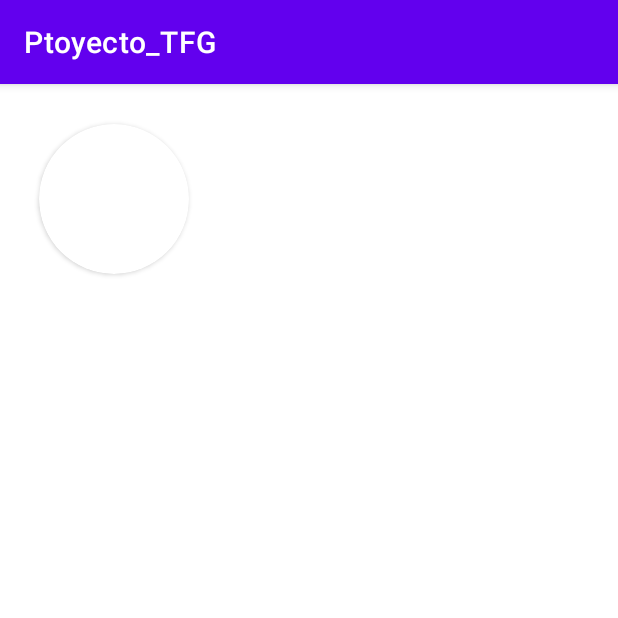
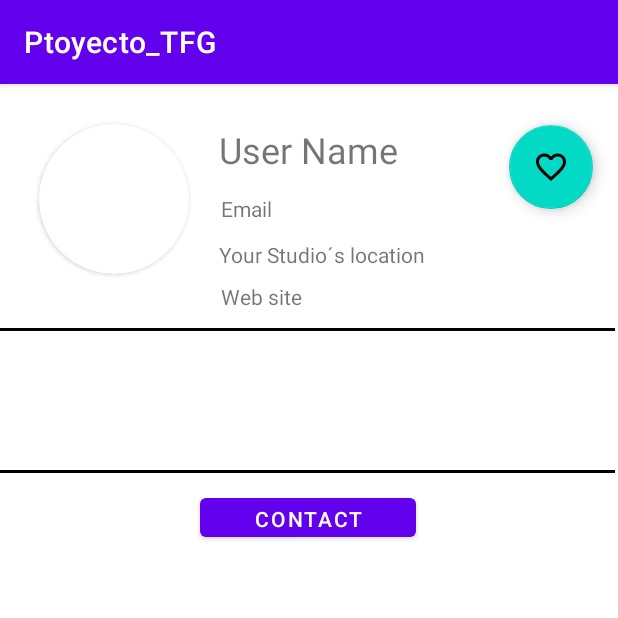
Before and after one commit to ChemaRuiz94/Proyecto, an Android app: the fragment MuroFragment shown on its own in the app's theme, on a phone screen of 412 x 824 dp, the top half of it. Run offline under Robolectric (Android 15) with nearby library versions, the phone set to English and light mode, and no system bars.

Commit message:
Commit - Fav go to Muro 1.0

```diff
--- a/Proyecto_TFG/app/src/main/AndroidManifest.xml
+++ b/Proyecto_TFG/app/src/main/AndroidManifest.xml
@@ -15,6 +15,9 @@
         android:roundIcon="@mipmap/ic_launcher_round"
         android:supportsRtl="true"
         android:theme="@style/Theme.Ptoyecto_TFG">
+        <activity
+            android:name=".activities.ArtistMuroConatinerActivity"
+            android:exported="true" />
         <activity
             android:name=".activities.ListResutlActivity"
             android:exported="true" />
--- /dev/null
+++ b/Proyecto_TFG/app/src/main/java/com/chema/ptoyecto_tfg/activities/ArtistMuroConatinerActivity.kt
@@ -0,0 +1,25 @@
+package com.chema.ptoyecto_tfg.activities
+
+import androidx.appcompat.app.AppCompatActivity
+import android.os.Bundle
+import com.chema.ptoyecto_tfg.R
+import com.chema.ptoyecto_tfg.navigation.basic.ui.muro.MuroFragment
+
+class ArtistMuroConatinerActivity : AppCompatActivity() {
+
+    override fun onCreate(savedInstanceState: Bundle?) {
+        super.onCreate(savedInstanceState)
+        setContentView(R.layout.activity_artist_muro_conatiner)
+
+        goToArtistMuro()
+    }
+
+    private fun goToArtistMuro(){
+        val nextFrag = MuroFragment()
+        this.getSupportFragmentManager().beginTransaction()
+            .replace(R.id.activity_artist_muro_container, nextFrag, "findThisFragment")
+            .addToBackStack(null)
+            .commit()
+    }
+
+}
--- a/Proyecto_TFG/app/src/main/java/com/chema/ptoyecto_tfg/activities/SignUpArtistActivity.kt
+++ b/Proyecto_TFG/app/src/main/java/com/chema/ptoyecto_tfg/activities/SignUpArtistActivity.kt
@@ -186,7 +186,7 @@ class SignUpArtistActivity : AppCompatActivity(), OnMapReadyCallback {
         listRoles.add(rol)
         var listIdFavoritos : ArrayList<String> = ArrayList()
         val cif = edTxtArtistCif.text.toString()
-        var img : String? = null
+        var img : String? = ""
         if(photo != null){
             img = photoSt
         }
--- a/Proyecto_TFG/app/src/main/java/com/chema/ptoyecto_tfg/navigation/basic/ui/muro/MuroFragment.kt
+++ b/Proyecto_TFG/app/src/main/java/com/chema/ptoyecto_tfg/navigation/basic/ui/muro/MuroFragment.kt
@@ -1,13 +1,19 @@
 package com.chema.ptoyecto_tfg.navigation.basic.ui.muro
 
+import android.annotation.SuppressLint
 import android.os.Bundle
 import android.view.LayoutInflater
 import android.view.View
 import android.view.ViewGroup
+import android.widget.Button
+import android.widget.ImageView
 import android.widget.TextView
 import androidx.fragment.app.Fragment
 import androidx.lifecycle.ViewModelProvider
+import com.chema.ptoyecto_tfg.R
 import com.chema.ptoyecto_tfg.databinding.FragmentMuroBinding
+import com.chema.ptoyecto_tfg.models.ArtistUser
+import com.google.android.material.floatingactionbutton.FloatingActionButton
 
 class MuroFragment : Fragment() {
 
@@ -17,6 +23,16 @@ class MuroFragment : Fragment() {
     // This property is only valid between onCreateView and
     // onDestroyView.
     private val binding get() = _binding!!
+
+    private lateinit var userMuro : ArtistUser
+
+    private lateinit var fltBtnFav : FloatingActionButton
+    private lateinit var txtUserNane : TextView
+    private lateinit var txtEmail : TextView
+    private lateinit var txtUbi : TextView
+    private lateinit var txtWeb : TextView
+    private lateinit var btnContact : Button
+    private lateinit var imgArtist : ImageView
 
     override fun onCreateView(
         inflater: LayoutInflater,
@@ -33,8 +49,25 @@ class MuroFragment : Fragment() {
         return root
     }
 
+    @SuppressLint("ClickableViewAccessibility")
+    override fun onViewCreated(view: View, savedInstanceState: Bundle?) {
+        super.onViewCreated(view, savedInstanceState)
+
+        fltBtnFav = view.findViewById(R.id.fl_btn_fav_artist_muro)
+
+        fltBtnFav.setOnClickListener{
+            changeFav()
+        }
+
+    }
+
     override fun onDestroyView() {
         super.onDestroyView()
         _binding = null
     }
+
+    //++++++++++++++++++++++++++++++++++++++++
+    private fun changeFav() {
+       fltBtnFav.setImageResource(R.drawable.ic_favorite)
+    }
 }
--- a/Proyecto_TFG/app/src/main/java/com/chema/ptoyecto_tfg/rv/AdapterRvFavorites.kt
+++ b/Proyecto_TFG/app/src/main/java/com/chema/ptoyecto_tfg/rv/AdapterRvFavorites.kt
@@ -5,11 +5,21 @@ import android.view.View
 import android.view.ViewGroup
 import android.widget.ImageView
 import android.widget.TextView
+import android.widget.Toast
 import androidx.appcompat.app.AppCompatActivity
+import androidx.fragment.app.Fragment
 import androidx.recyclerview.widget.RecyclerView
 import com.chema.ptoyecto_tfg.R
 import com.chema.ptoyecto_tfg.models.ArtistUser
 import com.chema.ptoyecto_tfg.utils.Utils
+//import android.R
+import androidx.fragment.app.FragmentManager
+import androidx.fragment.app.FragmentTransaction
+import com.chema.ptoyecto_tfg.navigation.basic.ui.muro.MuroFragment
+import android.content.Intent
+import com.chema.ptoyecto_tfg.activities.ArtistMuroConatinerActivity
+import com.chema.ptoyecto_tfg.databinding.ActivityArtistMuroConatinerBinding
+
 
 class AdapterRvFavorites (
     private val context: AppCompatActivity,
@@ -35,10 +45,40 @@ class AdapterRvFavorites (
         holder.imgArtistaFav.setImageBitmap(Utils.StringToBitMap(usuario.img))
 
         holder.nombreFav.setOnClickListener{
-            //GO TO MURO
+            Toast.makeText(context, "${usuario.userName.toString()}", Toast.LENGTH_SHORT).show()
+            goToArtistMuroContainer()
+        }
+
+        holder.imgArtistaFav.setOnClickListener{
+            Toast.makeText(context, "${usuario.userName.toString()}", Toast.LENGTH_SHORT).show()
+            goToArtistMuroContainer()
         }
     }
 
+   /*
+
+    private fun goArtistMuro(){
+        val myFragment: Fragment = MuroFragment()
+        context.supportFragmentManager.beginTransaction()
+            .replace(R.id.fragment_favorites, myFragment).addToBackStack(null).commit()
+
+    }
+
+
+    */
+
+    private fun goToArtistMuro(){
+        val nextFrag = MuroFragment()
+        context.getSupportFragmentManager().beginTransaction()
+            .replace(R.id.fragment_favorites, nextFrag, "findThisFragment")
+            .addToBackStack(null)
+            .commit()
+    }
+
+    private fun goToArtistMuroContainer(){
+        val intent = Intent(context, ArtistMuroConatinerActivity::class.java)
+        context.startActivity(intent)
+    }
     class ViewHolder(view: View) : RecyclerView.ViewHolder(view) {
 
         val nombreFav = view.findViewById<TextView>(R.id.txt_artist_userName_item)
--- /dev/null
+++ b/Proyecto_TFG/app/src/main/res/drawable/ic_favorite.xml
@@ -0,0 +1,5 @@
+<vector android:height="24dp" android:tint="#0C1F6B"
+    android:viewportHeight="24" android:viewportWidth="24"
+    android:width="24dp" xmlns:android="http://schemas.android.com/apk/res/android">
+    <path android:fillColor="@android:color/white" android:pathData="M12,21.35l-1.45,-1.32C5.4,15.36 2,12.28 2,8.5 2,5.42 4.42,3 7.5,3c1.74,0 3.41,0.81 4.5,2.09C13.09,3.81 14.76,3 16.5,3 19.58,3 22,5.42 22,8.5c0,3.78 -3.4,6.86 -8.55,11.54L12,21.35z"/>
+</vector>
--- /dev/null
+++ b/Proyecto_TFG/app/src/main/res/drawable/ic_unfavorite.xml
@@ -0,0 +1,5 @@
+<vector android:height="24dp" android:tint="#0C1F6B"
+    android:viewportHeight="24" android:viewportWidth="24"
+    android:width="24dp" xmlns:android="http://schemas.android.com/apk/res/android">
+    <path android:fillColor="@android:color/white" android:pathData="M16.5,3c-1.74,0 -3.41,0.81 -4.5,2.09C10.91,3.81 9.24,3 7.5,3 4.42,3 2,5.42 2,8.5c0,3.78 3.4,6.86 8.55,11.54L12,21.35l1.45,-1.32C18.6,15.36 22,12.28 22,8.5 22,5.42 19.58,3 16.5,3zM12.1,18.55l-0.1,0.1 -0.1,-0.1C7.14,14.24 4,11.39 4,8.5 4,6.5 5.5,5 7.5,5c1.54,0 3.04,0.99 3.57,2.36h1.87C13.46,5.99 14.96,5 16.5,5c2,0 3.5,1.5 3.5,3.5 0,2.89 -3.14,5.74 -7.9,10.05z"/>
+</vector>
--- /dev/null
+++ b/Proyecto_TFG/app/src/main/res/layout/activity_artist_muro_conatiner.xml
@@ -0,0 +1,10 @@
+<?xml version="1.0" encoding="utf-8"?>
+<androidx.constraintlayout.widget.ConstraintLayout xmlns:android="http://schemas.android.com/apk/res/android"
+    xmlns:app="http://schemas.android.com/apk/res-auto"
+    xmlns:tools="http://schemas.android.com/tools"
+    android:layout_width="match_parent"
+    android:layout_height="match_parent"
+    android:id="@+id/activity_artist_muro_container"
+    tools:context=".activities.ArtistMuroConatinerActivity">
+
+</androidx.constraintlayout.widget.ConstraintLayout>
--- a/Proyecto_TFG/app/src/main/res/layout/fragment_favorites.xml
+++ b/Proyecto_TFG/app/src/main/res/layout/fragment_favorites.xml
@@ -4,6 +4,7 @@
     xmlns:tools="http://schemas.android.com/tools"
     android:layout_width="match_parent"
     android:layout_height="match_parent"
+    android:id="@+id/fragment_favorites"
     tools:context=".navigation.basic.ui.favorites.FavoritesFragment">
 
 
--- a/Proyecto_TFG/app/src/main/res/layout/fragment_muro.xml
+++ b/Proyecto_TFG/app/src/main/res/layout/fragment_muro.xml
@@ -21,7 +21,7 @@
         app:layout_constraintVertical_bias="0.01">
 
         <ImageView
-            android:id="@+id/img_basic_user_profile"
+            android:id="@+id/img_user_artist_muro"
             android:layout_width="match_parent"
             android:layout_height="match_parent"
             android:clickable="false"
@@ -29,13 +29,107 @@
             tools:ignore="SpeakableTextPresentCheck,SpeakableTextPresentCheck"
             tools:srcCompat="@tools:sample/avatars" />
 
+
+
     </androidx.cardview.widget.CardView>
 
+    <View
+        android:id="@+id/view"
+        android:layout_width="410dp"
+        android:layout_height="2dp"
+        android:background="#000000"
+        app:layout_constraintBottom_toBottomOf="parent"
+        app:layout_constraintEnd_toEndOf="parent"
+        app:layout_constraintHorizontal_bias="0.0"
+        app:layout_constraintStart_toStartOf="parent"
+        app:layout_constraintTop_toTopOf="parent"
+        app:layout_constraintVertical_bias="0.212" />
 
+    <View
+        android:id="@+id/view2"
+        android:layout_width="410dp"
+        android:layout_height="2dp"
+        android:background="#000000"
+        app:layout_constraintBottom_toBottomOf="parent"
+        app:layout_constraintEnd_toEndOf="parent"
+        app:layout_constraintHorizontal_bias="0.0"
+        app:layout_constraintStart_toStartOf="parent"
+        app:layout_constraintTop_toTopOf="parent"
+        app:layout_constraintVertical_bias="0.336" />
 
+    <TextView
+        android:id="@+id/txt_artist_user_name_muro"
+        android:layout_width="wrap_content"
+        android:layout_height="wrap_content"
+        android:text="@string/userName"
+        android:textSize="24sp"
+        app:layout_constraintBottom_toBottomOf="parent"
+        app:layout_constraintEnd_toEndOf="parent"
+        app:layout_constraintHorizontal_bias="0.498"
+        app:layout_constraintStart_toStartOf="parent"
+        app:layout_constraintTop_toTopOf="parent"
+        app:layout_constraintVertical_bias="0.037" />
 
+    <TextView
+        android:id="@+id/txt_artist_web_muro"
+        android:layout_width="wrap_content"
+        android:layout_height="wrap_content"
+        android:text="@string/web"
+        app:layout_constraintBottom_toBottomOf="parent"
+        app:layout_constraintEnd_toEndOf="parent"
+        app:layout_constraintHorizontal_bias="0.411"
+        app:layout_constraintStart_toStartOf="parent"
+        app:layout_constraintTop_toTopOf="parent"
+        app:layout_constraintVertical_bias="0.176" />
 
+    <TextView
+        android:id="@+id/txt_ubi_artist_muro"
+        android:layout_width="wrap_content"
+        android:layout_height="wrap_content"
+        android:text="@string/selectLocation"
+        app:layout_constraintBottom_toBottomOf="parent"
+        app:layout_constraintEnd_toEndOf="parent"
+        app:layout_constraintHorizontal_bias="0.532"
+        app:layout_constraintStart_toStartOf="parent"
+        app:layout_constraintTop_toTopOf="parent"
+        app:layout_constraintVertical_bias="0.139" />
 
+    <TextView
+        android:id="@+id/txt_email_artist_muro"
+        android:layout_width="wrap_content"
+        android:layout_height="wrap_content"
+        android:text="@string/email"
+        app:layout_constraintBottom_toBottomOf="parent"
+        app:layout_constraintEnd_toEndOf="parent"
+        app:layout_constraintHorizontal_bias="0.39"
+        app:layout_constraintStart_toStartOf="parent"
+        app:layout_constraintTop_toTopOf="parent"
+        app:layout_constraintVertical_bias="0.098" />
+
+    <com.google.android.material.floatingactionbutton.FloatingActionButton
+        android:id="@+id/fl_btn_fav_artist_muro"
+        android:layout_width="wrap_content"
+        android:layout_height="wrap_content"
+        android:clickable="true"
+        android:src="@drawable/ic_unfavorite"
+        app:layout_constraintBottom_toBottomOf="parent"
+        app:layout_constraintEnd_toEndOf="parent"
+        app:layout_constraintHorizontal_bias="0.954"
+        app:layout_constraintStart_toStartOf="parent"
+        app:layout_constraintTop_toTopOf="parent"
+        app:layout_constraintVertical_bias="0.038" />
+
+    <Button
+        android:id="@+id/button2"
+        android:layout_width="144dp"
+        android:layout_height="38dp"
+        android:text="@string/contact"
+        app:layout_constraintBottom_toBottomOf="parent"
+        app:layout_constraintEnd_toEndOf="parent"
+        app:layout_constraintHorizontal_bias="0.498"
+        app:layout_constraintStart_toStartOf="parent"
+        app:layout_constraintTop_toTopOf="parent"
+        app:layout_constraintVertical_bias="0.37" />
 
 
 </androidx.constraintlayout.widget.ConstraintLayout>
--- a/Proyecto_TFG/app/src/main/res/values/strings.xml
+++ b/Proyecto_TFG/app/src/main/res/values/strings.xml
@@ -18,6 +18,8 @@
     <string name="cif">CIF</string>
     <string name="pwd">Password</string>
     <string name="pwdRepeat">Repeat Password</string>
+    <string name="web">Web site</string>
+    <string name="contact">Contact</string>
     <string name="selectLocation">Your Studio´s location</string>
 
 
```
